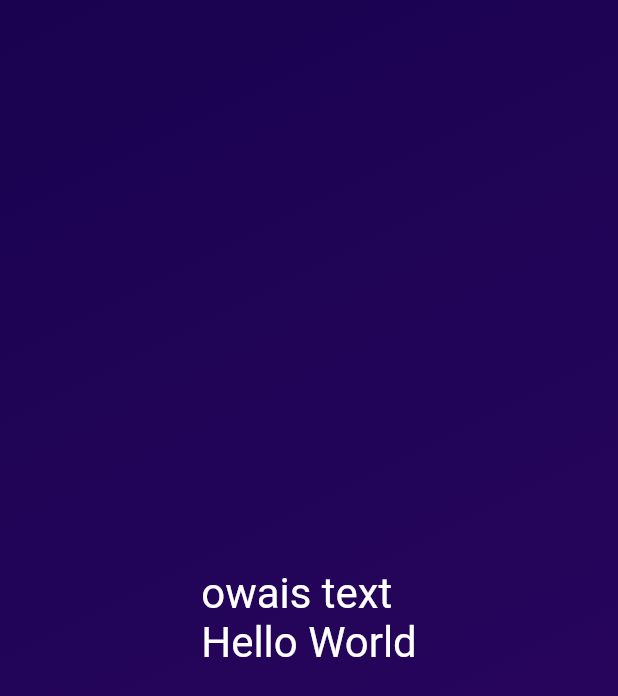
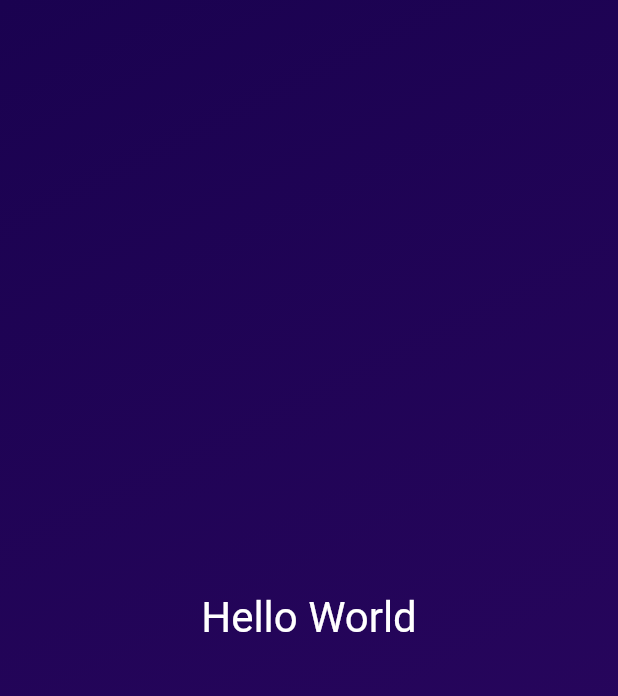
Before and after one commit to OwaisMuzaffer/first_flutter_app, a Flutter app: the screen it shows after launch, on a phone screen of 412 x 824 dp. Shown: the top 696 px of the screen. Run offline on Flutter 3.47's test engine with Material 2 defaults, Android fonts, the phone set to English and light mode, and no system bars.

Commit message:
optional class removed

```diff
--- a/first_app/lib/gradient_container.dart
+++ b/first_app/lib/gradient_container.dart
@@ -17,13 +17,7 @@ class Gradientcontainer extends StatelessWidget {
           end: Alignment.bottomRight,
         ),
       ),
-      child: Center(
-        child: Column(
-          children: [Owaistext(), StyledText()],
-          mainAxisAlignment: MainAxisAlignment.center,
-          crossAxisAlignment: CrossAxisAlignment.start,
-        ),
-      ),
+      child: Center(child: StyledText()),
     );
   }
 }
--- a/first_app/lib/style_text.dart
+++ b/first_app/lib/style_text.dart
@@ -11,15 +11,3 @@ class StyledText extends StatelessWidget {
     );
   }
 }
-
-class Owaistext extends StatelessWidget {
-  Owaistext({super.key});
-
-  @override
-  Widget build(context) {
-    return const Text(
-      'owais text',
-      style: TextStyle(color: Colors.white, fontSize: 28),
-    );
-  }
-}
```
